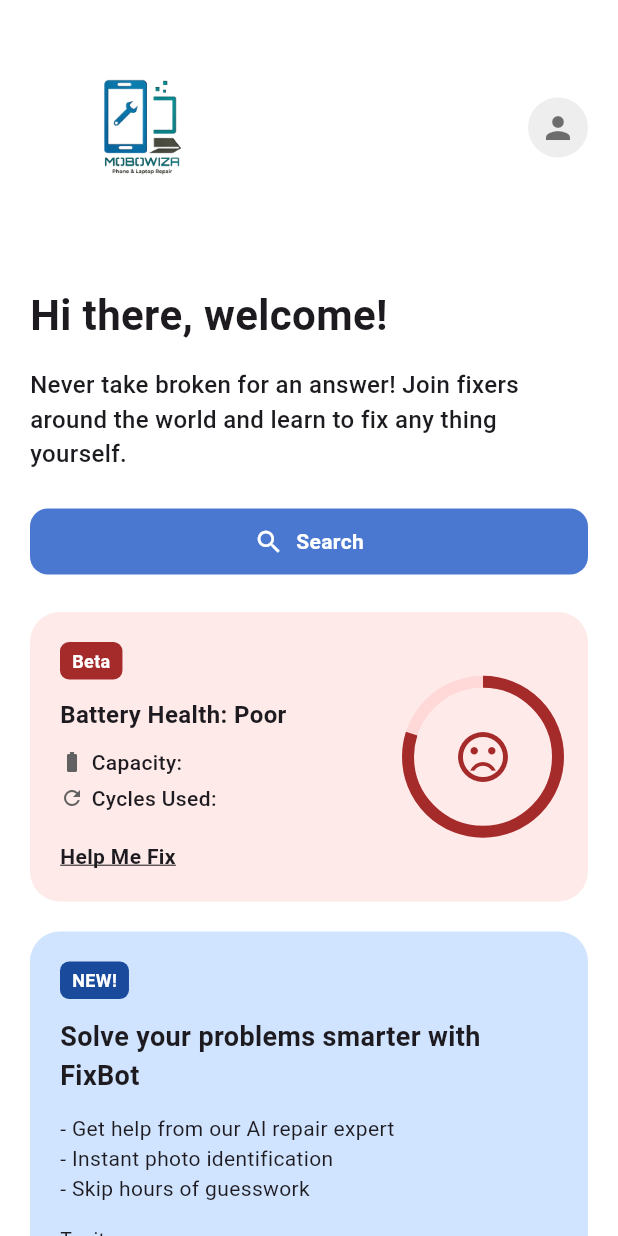
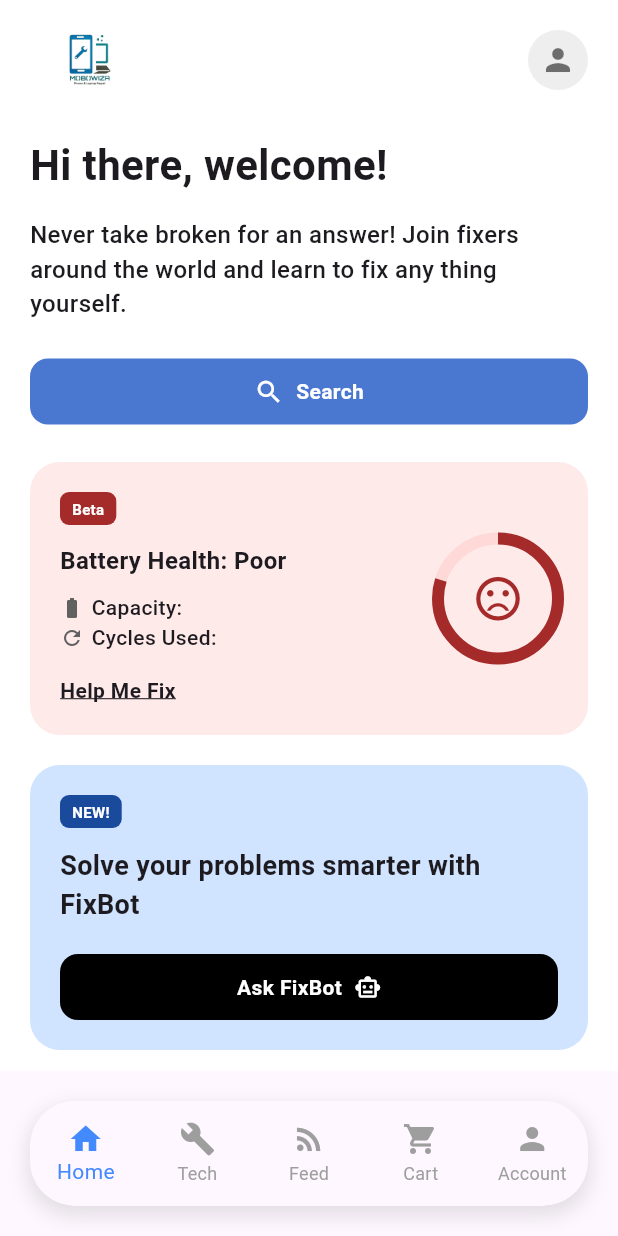
Before and after one commit to NueL72/mobodemo, a Flutter app: the screen it shows after launch, after a tap on "I need a Repair", on a phone screen of 412 x 824 dp. Run offline on Flutter 3.47's test engine with Material 3 defaults, Android fonts, the phone set to English and light mode, and no system bars; our stand-ins replace google_maps_flutter, image_picker.

Commit message:
customerpages

```diff
--- a/lib/pages/custome_firstPg.dart
+++ b/lib/Customerpages/custome_firstPg.dart
@@ -2,7 +2,8 @@
 import 'dart:io';
 import 'package:flutter/material.dart';
 import 'package:image_picker/image_picker.dart';
-import '../pages/AccountProfile.dart';
+import 'package:mobowiza/Customerpages/customer_page.dart';
+import 'AccountProfile.dart';
 void main() => runApp(const RepairApp());
 
 class RepairApp extends StatelessWidget {
@@ -34,7 +35,7 @@ class _MainNavigationWrapperState extends State<MainNavigationWrapper> {
   final List<Widget> _pages = [
     const RepairBookingPage(),
     const Center(child: Text("Technician Screen")),
-    const Center(child: Text("Feed Screen")),
+    const CustomerPage(),
     const Center(child: Text("Cart Screen")),
     const ProfileScreen(),
   ];
--- /dev/null
+++ b/lib/Customerpages/customerHome.dart
@@ -0,0 +1,369 @@
+import 'package:flutter/material.dart';
+import 'package:mobowiza/Customerpages/customer_page.dart';
+import 'AccountProfile.dart';
+
+void main() => runApp(const MaterialApp(
+      debugShowCheckedModeBanner: false,
+      home: MainNavigationWrapper(),
+    ));
+
+// --- THE WRAPPER CLASS ---
+class MainNavigationWrapper extends StatefulWidget {
+  const MainNavigationWrapper({super.key});
+
+  @override
+  State<MainNavigationWrapper> createState() => _MainNavigationWrapperState();
+}
+
+class _MainNavigationWrapperState extends State<MainNavigationWrapper> {
+  int _currentIndex = 0;
+
+  final List<Widget> _pages = [
+    const RepairBookingPage(),
+    const Center(child: Text("Technician Screen")),
+    const CustomerPage(),
+    const Center(child: Text("Cart Screen")),
+    const ProfileScreen(),
+  ];
+
+  @override
+  Widget build(BuildContext context) {
+    return Scaffold(
+      body: IndexedStack(
+        index: _currentIndex,
+        children: _pages,
+      ),
+      bottomNavigationBar: Container(
+        margin: const EdgeInsets.all(20),
+        height: 70,
+        decoration: BoxDecoration(
+          color: Colors.white,
+          borderRadius: BorderRadius.circular(30),
+          boxShadow: [
+            BoxShadow(
+              color: Colors.black.withOpacity(0.1),
+              spreadRadius: 2,
+              blurRadius: 10,
+              offset: const Offset(0, 5),
+            ),
+          ],
+        ),
+        child: ClipRRect(
+          borderRadius: BorderRadius.circular(30),
+          child: BottomNavigationBar(
+            currentIndex: _currentIndex,
+            onTap: (index) => setState(() => _currentIndex = index),
+            type: BottomNavigationBarType.fixed,
+            selectedItemColor: Colors.blueAccent,
+            unselectedItemColor: Colors.grey,
+            showSelectedLabels: true,
+            showUnselectedLabels: true,
+            items: const [
+              BottomNavigationBarItem(icon: Icon(Icons.home), label: "Home"),
+              BottomNavigationBarItem(icon: Icon(Icons.build), label: "Tech"),
+              BottomNavigationBarItem(icon: Icon(Icons.rss_feed), label: "Feed"),
+              BottomNavigationBarItem(icon: Icon(Icons.shopping_cart), label: "Cart"),
+              BottomNavigationBarItem(icon: Icon(Icons.person), label: "Account"),
+            ],
+          ),
+        ),
+      ),
+    );
+  }
+}
+
+// --- THE REPAIR BOOKING PAGE (Combined Layout) ---
+class RepairBookingPage extends StatelessWidget {
+  const RepairBookingPage({super.key});
+
+  @override
+  Widget build(BuildContext context) {
+    return Scaffold(
+      backgroundColor: Colors.white,
+      body: SafeArea(
+        child: SingleChildScrollView(
+          padding: const EdgeInsets.symmetric(horizontal: 20, vertical: 10),
+          child: Column(
+            crossAxisAlignment: CrossAxisAlignment.start,
+            children: [
+              _buildHeader(), // Replaced bolt with your bgno.png logo
+              const SizedBox(height: 20),
+              const Text(
+                "Hi there, welcome!",
+                style: TextStyle(fontSize: 28, fontWeight: FontWeight.bold),
+              ),
+              const SizedBox(height: 15),
+              const Text(
+                "Never take broken for an answer! Join fixers around the world and learn to fix any thing yourself.",
+                style: TextStyle(fontSize: 16, fontWeight: FontWeight.w500),
+              ),
+              const SizedBox(height: 25),
+              _buildSearchBar(),
+
+              const SizedBox(height: 25),
+              // --- ORIGINAL LAYOUT CARDS ---
+              _buildBatteryCard(),
+              const SizedBox(height: 20),
+              _buildFixBotCard(),
+
+              const SizedBox(height: 25),
+              // --- NEW LAYOUT CARDS (FROM SCREENSHOT) ---
+              _buildRepairDontReplaceBanner(),
+              const SizedBox(height: 25),
+
+              _buildSectionHeader(Icons.grid_view_rounded, "My Devices", showSeeAll: true),
+              const SizedBox(height: 15),
+              _buildWorkbenchPrompt(),
+              const SizedBox(height: 15),
+              _buildHorizontalDeviceList(),
+
+              const SizedBox(height: 30),
+              _buildSectionHeader(Icons.storefront_outlined, "Best Sellers"),
+              const SizedBox(height: 15),
+              _buildHorizontalProductList(),
+
+              const SizedBox(height: 100), // Space for bottom nav
+            ],
+          ),
+        ),
+      ),
+    );
+  }
+
+  // --- UI COMPONENTS: MODIFIED HEADER ---
+
+  Widget _buildHeader() {
+    return Row(
+      mainAxisAlignment: MainAxisAlignment.spaceBetween,
+      children: [
+        // Your Custom Logo
+        Image.asset(
+          'assets/icon/bgno.png', // Ensure this path matches your pubspec.yaml
+          height: 60,
+          width: 80,
+          fit: BoxFit.contain,
+          errorBuilder: (context, error, stackTrace) {
+            // Fallback if the image fails to load
+            return const Icon(Icons.broken_image, size: 40, color: Colors.blue);
+          },
+        ),
+        CircleAvatar(
+          backgroundColor: Colors.grey[200],
+          child: const Icon(Icons.person, color: Colors.black54),
+        ),
+      ],
+    );
+  }
+
+  // --- OTHER UI COMPONENTS (KEPT FROM PREVIOUS VERSION) ---
+
+  Widget _buildSearchBar() {
+    return Container(
+      padding: const EdgeInsets.symmetric(vertical: 12),
+      decoration: BoxDecoration(color: const Color(0xFF4A78D0), borderRadius: BorderRadius.circular(12)),
+      child: const Row(mainAxisAlignment: MainAxisAlignment.center, children: [Icon(Icons.search, color: Colors.white, size: 20), SizedBox(width: 8), Text("Search", style: TextStyle(color: Colors.white, fontWeight: FontWeight.bold))]),
+    );
+  }
+
+  Widget _buildBatteryCard() {
+    return Container(
+      padding: const EdgeInsets.all(20),
+      decoration: BoxDecoration(color: const Color(0xFFFFEAEA), borderRadius: BorderRadius.circular(20)),
+      child: Row(
+        children: [
+          Expanded(
+            child: Column(
+              crossAxisAlignment: CrossAxisAlignment.start,
+              children: [
+                _tag("Beta", const Color(0xFFA52A2A)),
+                const SizedBox(height: 12),
+                const Text("Battery Health: Poor", style: TextStyle(fontWeight: FontWeight.bold, fontSize: 16)),
+                const SizedBox(height: 10),
+                _iconText(Icons.battery_std, "Capacity:"),
+                _iconText(Icons.refresh, "Cycles Used:"),
+                const SizedBox(height: 15),
+                const Text("Help Me Fix", style: TextStyle(fontWeight: FontWeight.bold, decoration: TextDecoration.underline)),
+              ],
+            ),
+          ),
+          Stack(
+            alignment: Alignment.center,
+            children: [
+              SizedBox(
+                width: 80, height: 80,
+                child: CircularProgressIndicator(
+                  value: 0.8, strokeWidth: 8,
+                  backgroundColor: Colors.red.withOpacity(0.1),
+                  valueColor: const AlwaysStoppedAnimation<Color>(Color(0xFFA52A2A)),
+                ),
+              ),
+              const Icon(Icons.sentiment_very_dissatisfied, size: 35, color: Color(0xFFA52A2A)),
+            ],
+          )
+        ],
+      ),
+    );
+  }
+
+  Widget _buildFixBotCard() {
+    return Container(
+      padding: const EdgeInsets.all(20),
+      decoration: BoxDecoration(color: const Color(0xFFD0E3FF), borderRadius: BorderRadius.circular(20)),
+      child: Column(
+        crossAxisAlignment: CrossAxisAlignment.start,
+        children: [
+          _tag("NEW!", const Color(0xFF1A4A9B)),
+          const SizedBox(height: 12),
+          const Text("Solve your problems smarter with FixBot", style: TextStyle(fontWeight: FontWeight.bold, fontSize: 18)),
+          const SizedBox(height: 20),
+          Container(
+            width: double.infinity,
+            padding: const EdgeInsets.symmetric(vertical: 12),
+            decoration: BoxDecoration(color: Colors.black, borderRadius: BorderRadius.circular(12)),
+            child: const Row(
+              mainAxisAlignment: MainAxisAlignment.center,
+              children: [
+                Text("Ask FixBot", style: TextStyle(color: Colors.white, fontWeight: FontWeight.bold)),
+                SizedBox(width: 8),
+                Icon(Icons.smart_toy_outlined, color: Colors.white, size: 18),
+              ],
+            ),
+          )
+        ],
+      ),
+    );
+  }
+
+  Widget _buildRepairDontReplaceBanner() {
+    return Container(
+      padding: const EdgeInsets.all(20),
+      decoration: BoxDecoration(color: const Color(0xFFEFFFDC), borderRadius: BorderRadius.circular(24)),
+      child: Row(
+        children: [
+          const Expanded(
+            child: Column(
+              crossAxisAlignment: CrossAxisAlignment.start,
+              children: [
+                Text("Repair, don't replace", style: TextStyle(fontWeight: FontWeight.bold, fontSize: 18)),
+                SizedBox(height: 8),
+                Text("Every fix keeps ≈ 1 kg of e-waste out of landfills.", style: TextStyle(fontSize: 14)),
+              ],
+            ),
+          ),
+          Container(
+            padding: const EdgeInsets.all(12),
+            decoration: BoxDecoration(color: const Color(0xFFC7E596), borderRadius: BorderRadius.circular(12)),
+            child: const Icon(Icons.public, color: Color(0xFF4C6B1F), size: 30),
+          ),
+        ],
+      ),
+    );
+  }
+
+  Widget _buildSectionHeader(IconData icon, String title, {bool showSeeAll = false}) {
+    return Row(
+      mainAxisAlignment: MainAxisAlignment.spaceBetween,
+      children: [
+        Row(
+          children: [
+            Icon(icon, color: const Color(0xFF4A90E2), size: 22),
+            const SizedBox(width: 10),
+            Text(title, style: const TextStyle(fontSize: 20, fontWeight: FontWeight.bold)),
+          ],
+        ),
+        if (showSeeAll)
+          const Text("See all >", style: TextStyle(color: Color(0xFF4A90E2), fontWeight: FontWeight.bold)),
+      ],
+    );
+  }
+
+  Widget _buildWorkbenchPrompt() {
+    return Container(
+      padding: const EdgeInsets.all(16),
+      decoration: BoxDecoration(color: const Color(0xFFF2F4F7), borderRadius: BorderRadius.circular(16)),
+      child: Row(
+        children: [
+          Expanded(
+            child: Column(
+              crossAxisAlignment: CrossAxisAlignment.start,
+              children: [
+                const Text("Add a device to your workbench", style: TextStyle(fontWeight: FontWeight.bold)),
+                const SizedBox(height: 4),
+                Text("Get quick access to guides, parts, and tips.", style: TextStyle(color: Colors.grey, fontSize: 13)),
+              ],
+            ),
+          ),
+          const Icon(Icons.close, color: Colors.grey, size: 20),
+        ],
+      ),
+    );
+  }
+
+  Widget _buildHorizontalDeviceList() {
+    return SizedBox(
+      height: 150,
+      child: ListView(
+        scrollDirection: Axis.horizontal,
+        children: [
+          _buildDeviceCard(isAddButton: true),
+          _buildDeviceCard(name: "Google Pixel 4a"),
+        ],
+      ),
+    );
+  }
+
+  Widget _buildDeviceCard({String? name, bool isAddButton = false}) {
+    return Container(
+      width: 140,
+      margin: const EdgeInsets.only(right: 12),
+      decoration: BoxDecoration(color: const Color(0xFFF2F4F7), borderRadius: BorderRadius.circular(24)),
+      child: Column(
+        mainAxisAlignment: MainAxisAlignment.center,
+        children: isAddButton
+          ? [const Icon(Icons.add, size: 30, color: Colors.grey), const Text("Add new")]
+          : [const Icon(Icons.phone_android, size: 50), const SizedBox(height: 12), Text(name!)],
+      ),
+    );
+  }
+
+  Widget _buildHorizontalProductList() {
+    return SizedBox(
+      height: 220,
+      child: ListView(
+        scrollDirection: Axis.horizontal,
+        children: [
+          _buildProductCard("Mako Driver Kit", "\$39.95"),
+          _buildProductCard("Pro Tech Toolkit", "\$74.95"),
+          _buildProductCard("Prying Tool", "\$9.95"),
+        ],
+      ),
+    );
+  }
+
+  Widget _buildProductCard(String title, String price) {
+    return Container(
+      width: 160,
+      margin: const EdgeInsets.only(right: 12),
+      padding: const EdgeInsets.all(12),
+      decoration: BoxDecoration(color: const Color(0xFFF2F4F7), borderRadius: BorderRadius.circular(20)),
+      child: Column(
+        crossAxisAlignment: CrossAxisAlignment.start,
+        children: [
+          Container(height: 100, width: double.infinity, decoration: BoxDecoration(color: Colors.white, borderRadius: BorderRadius.circular(15)), child: const Icon(Icons.build, color: Colors.grey)),
+          const SizedBox(height: 10),
+          Text(title, maxLines: 2, overflow: TextOverflow.ellipsis, style: const TextStyle(fontSize: 13, fontWeight: FontWeight.w500)),
+          const Spacer(),
+          Text(price, style: const TextStyle(fontWeight: FontWeight.bold)),
+        ],
+      ),
+    );
+  }
+
+  Widget _tag(String text, Color color) {
+    return Container(padding: const EdgeInsets.symmetric(horizontal: 8, vertical: 4), decoration: BoxDecoration(color: color, borderRadius: BorderRadius.circular(6)), child: Text(text, style: const TextStyle(color: Colors.white, fontSize: 10, fontWeight: FontWeight.bold)));
+  }
+
+  Widget _iconText(IconData icon, String text) {
+    return Row(children: [Icon(icon, size: 16, color: Colors.grey[700]), const SizedBox(width: 5), Text(text, style: const TextStyle(fontWeight: FontWeight.w500))]);
+  }
+}
--- a/lib/pages/customerHome.dart
+++ /dev/null
@@ -1,190 +0,0 @@
-import 'package:flutter/material.dart';
-
-void main() => runApp(const MaterialApp(home: FixerApp()));
-
-class FixerApp extends StatelessWidget {
-  const FixerApp({super.key});
-
-  @override
-  Widget build(BuildContext context) {
-    return Scaffold(
-      backgroundColor: Colors.white,
-      body: SafeArea(
-        child: SingleChildScrollView(
-          padding: const EdgeInsets.symmetric(horizontal: 20, vertical: 10),
-          child: Column(
-            crossAxisAlignment: CrossAxisAlignment.start,
-            children: [
-              _buildHeader(),
-              const SizedBox(height: 30),
-              const Text(
-                "Hi there, welcome!",
-                style: TextStyle(fontSize: 28, fontWeight: FontWeight.bold),
-              ),
-              const SizedBox(height: 15),
-              const Text(
-                "Never take broken for an answer! Join fixers around the world and learn to fix any thing yourself.",
-                style: TextStyle(fontSize: 16, fontWeight: FontWeight.w500),
-              ),
-              const SizedBox(height: 25),
-              _buildSearchBar(),
-              const SizedBox(height: 25),
-              _buildBatteryCard(),
-              const SizedBox(height: 20),
-              _buildFixBotCard(),
-            ],
-          ),
-        ),
-      ),
-    );
-  }
-
-  Widget _buildHeader() {
-    return Row(
-      mainAxisAlignment: MainAxisAlignment.spaceBetween,
-      children: [
-        // const CircleAvatar(
-          // backgroundColor: Color(0xFF4A78D0),
-           Padding(
-              padding: const EdgeInsets.only(top: 0, bottom: 0),
-              child: Image.asset(
-                'assets/icon/bgno.png',
-                height: 150,
-                width: 150,
-                fit: BoxFit.contain,
-              ),
-            ),
-        // ),
-        CircleAvatar(
-          backgroundColor: Colors.grey[200],
-          child: const Icon(Icons.person, color: Colors.black54),
-        ),
-      ],
-    );
-  }
-
-  Widget _buildSearchBar() {
-    return Container(
-      padding: const EdgeInsets.symmetric(vertical: 12),
-      decoration: BoxDecoration(
-        color: const Color(0xFF4A78D0),
-        borderRadius: BorderRadius.circular(12),
-      ),
-      child: const Row(
-        mainAxisAlignment: MainAxisAlignment.center,
-        children: [
-          Icon(Icons.search, color: Colors.white, size: 20),
-          SizedBox(width: 8),
-          Text("Search", style: TextStyle(color: Colors.white, fontWeight: FontWeight.bold)),
-        ],
-      ),
-    );
-  }
-
-  Widget _buildBatteryCard() {
-    return Container(
-      padding: const EdgeInsets.all(20),
-      decoration: BoxDecoration(
-        color: const Color(0xFFFFEAEA),
-        borderRadius: BorderRadius.circular(20),
-      ),
-      child: Row(
-        children: [
-          Expanded(
-            child: Column(
-              crossAxisAlignment: CrossAxisAlignment.start,
-              children: [
-                _tag("Beta", const Color(0xFFA52A2A)),
-                const SizedBox(height: 12),
-                const Text("Battery Health: Poor", style: TextStyle(fontWeight: FontWeight.bold, fontSize: 16)),
-                const SizedBox(height: 10),
-                _iconText(Icons.battery_std, "Capacity:"),
-                _iconText(Icons.refresh, "Cycles Used:"),
-                const SizedBox(height: 15),
-                const Text("Help Me Fix", style: TextStyle(fontWeight: FontWeight.bold, decoration: TextDecoration.underline)),
-              ],
-            ),
-          ),
-          // Circular Health Indicator
-          Stack(
-            alignment: Alignment.center,
-            children: [
-              SizedBox(
-                width: 100,
-                height: 100,
-                child: CircularProgressIndicator(
-                  value: 0.8,
-                  strokeWidth: 8,
-                  backgroundColor: Colors.red.withOpacity(0.1),
-                  valueColor: const AlwaysStoppedAnimation<Color>(Color(0xFFA52A2A)),
-                ),
-              ),
-              const Icon(Icons.sentiment_very_dissatisfied, size: 40, color: Color(0xFFA52A2A)),
-            ],
-          )
-        ],
-      ),
-    );
-  }
-
-  Widget _buildFixBotCard() {
-    return Container(
-      padding: const EdgeInsets.all(20),
-      decoration: BoxDecoration(
-        color: const Color(0xFFD0E3FF),
-        borderRadius: BorderRadius.circular(20),
-      ),
-      child: Column(
-        crossAxisAlignment: CrossAxisAlignment.start,
-        children: [
-          _tag("NEW!", const Color(0xFF1A4A9B)),
-          const SizedBox(height: 12),
-          const Text("Solve your problems smarter with FixBot",
-              style: TextStyle(fontWeight: FontWeight.bold, fontSize: 18)),
-          const SizedBox(height: 12),
-          const Text("- Get help from our AI repair expert\n- Instant photo identification\n- Skip hours of guesswork"),
-          const SizedBox(height: 15),
-          const Text("Try it now.\nFree for a limited time!", style: TextStyle(fontSize: 13)),
-          const SizedBox(height: 20),
-          Container(
-            width: double.infinity,
-            padding: const EdgeInsets.symmetric(vertical: 12),
-            decoration: BoxDecoration(
-              color: Colors.black,
-              borderRadius: BorderRadius.circular(12),
-            ),
-            child: const Row(
-              mainAxisAlignment: MainAxisAlignment.center,
-              children: [
-                Text("Ask FixBot", style: TextStyle(color: Colors.white, fontWeight: FontWeight.bold)),
-                SizedBox(width: 8),
-                Icon(Icons.smart_toy_outlined, color: Colors.white, size: 18),
-              ],
-            ),
-          )
-        ],
-      ),
-    );
-  }
-
-  Widget _tag(String text, Color color) {
-    return Container(
-      padding: const EdgeInsets.symmetric(horizontal: 8, vertical: 4),
-      decoration: BoxDecoration(color: color, borderRadius: BorderRadius.circular(6)),
-      child: Text(text, style: const TextStyle(color: Colors.white, fontSize: 12, fontWeight: FontWeight.bold)),
-    );
-  }
-
-  Widget _iconText(IconData icon, String text) {
-    return Padding(
-      padding: const EdgeInsets.only(bottom: 4),
-      child: Row(
-        children: [
-          Icon(icon, size: 16, color: Colors.grey[700]),
-          const SizedBox(width: 5),
-          Text(text, style: const TextStyle(fontWeight: FontWeight.w500)),
-        ],
-      ),
-    );
-  }
-}
--- a/lib/screens/role_selection.dart
+++ b/lib/screens/role_selection.dart
@@ -1,6 +1,6 @@
 import 'package:flutter/material.dart';
 // import 'package:mobowiza/pages/custome_firstPg.dart';
-import 'package:mobowiza/pages/customerHome.dart';
+import 'package:mobowiza/Customerpages/customerHome.dart';
 import 'package:mobowiza/screens/tech_dashboard.dart';
 import '../core/constants.dart'; // Your colors
 // import '../pages/customer_page.dart'; // Import the page you created
@@ -47,7 +47,7 @@ class RoleSelectionScreen extends StatelessWidget {
                 Navigator.push(
                   context,
                   MaterialPageRoute(
-                    builder: (_) => const FixerApp(),
+                    builder: (_) => const MainNavigationWrapper(),
                   ),
                 );
               },
```
Also changed, not shown: lib/Customerpages/AccountProfile.dart (renamed from lib/pages/AccountProfile.dart), lib/Customerpages/customer_page.dart (renamed from lib/pages/customer_page.dart).
